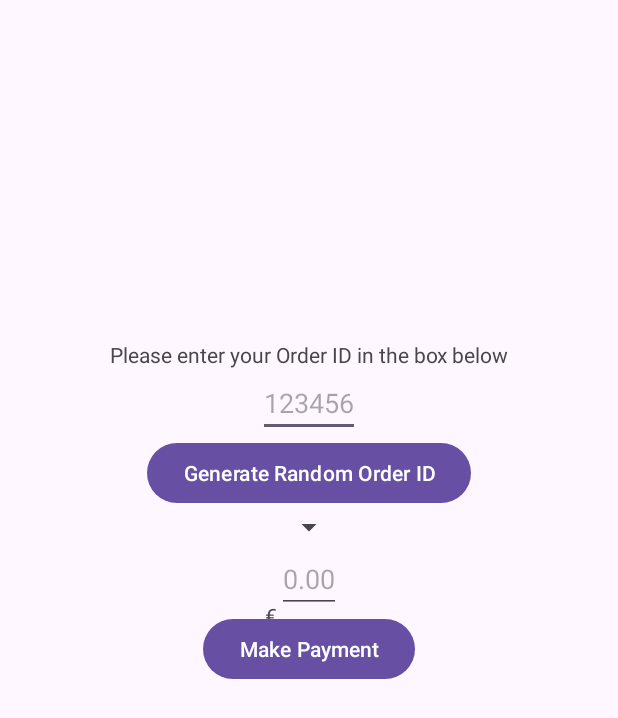
After one commit to DaveGood1995/CardServiceApp, an Android app: the fragment ReceiptFragment shown on its own in the app's theme, on a phone screen of 412 x 824 dp. The commit adds this screen. Shown: the top 718 px of the screen. Run offline under Robolectric (Android 15) with nearby library versions, the phone set to English and light mode, and no system bars.

Commit message:
fixed tlv issue, got receipts storing in db

```diff
--- /dev/null
+++ b/app/src/main/java/com/dgood/cardservicesapp/ReceiptFragment.kt
@@ -0,0 +1,47 @@
+package com.dgood.cardservicesapp
+
+import android.os.Bundle
+import androidx.fragment.app.Fragment
+import android.view.LayoutInflater
+import android.view.View
+import android.view.ViewGroup
+import android.widget.AdapterView
+import android.widget.ArrayAdapter
+import androidx.lifecycle.lifecycleScope
+import com.dgood.cardservicesapp.databinding.FragmentReceiptBinding
+import com.dgood.cardservicesapp.databinding.FragmentSecondBinding
+import com.dgood.paymenthandler.PaymentHandler
+import com.dgood.paymenthandler.ReceiptDatabaseHelper
+import com.dgood.paymenthandler.model.request.Device
+import com.dgood.paymenthandler.model.request.RequestCustomerAccount
+import com.dgood.paymenthandler.model.request.RequestOrder
+import com.dgood.paymenthandler.model.response.TransactionResponse
+import kotlinx.coroutines.Dispatchers
+import kotlinx.coroutines.launch
+import kotlinx.coroutines.withContext
+import kotlin.random.Random
+
+class ReceiptFragment : Fragment() {
+
+    private var _binding: FragmentReceiptBinding? = null
+    private val binding get() = _binding!!
+
+    private lateinit var paymentHandler: PaymentHandler
+    private lateinit var receiptDatabaseHelper: ReceiptDatabaseHelper
+
+    override fun onCreateView(
+        inflater: LayoutInflater, container: ViewGroup?,
+        savedInstanceState: Bundle?
+    ): View {
+        _binding = FragmentReceiptBinding.inflate(inflater, container, false)
+        return binding.root
+    }
+
+    override fun onViewCreated(view: View, savedInstanceState: Bundle?) {
+        super.onViewCreated(view, savedInstanceState)
+
+        paymentHandler = PaymentHandler(requireContext())
+        receiptDatabaseHelper = ReceiptDatabaseHelper(requireContext())
+
+        }
+    }
--- /dev/null
+++ b/app/src/main/res/layout/fragment_receipt.xml
@@ -0,0 +1,83 @@
+<?xml version="1.0" encoding="utf-8"?>
+<androidx.core.widget.NestedScrollView xmlns:android="http://schemas.android.com/apk/res/android"
+    xmlns:app="http://schemas.android.com/apk/res-auto"
+    xmlns:tools="http://schemas.android.com/tools"
+    android:layout_width="match_parent"
+    android:layout_height="match_parent"
+    tools:context=".SecondFragment">
+
+    <androidx.constraintlayout.widget.ConstraintLayout
+        android:layout_width="match_parent"
+        android:layout_height="match_parent"
+        android:padding="16dp">
+
+        <TextView
+            android:id="@+id/textview_second"
+            android:layout_width="wrap_content"
+            android:layout_height="wrap_content"
+            android:text="@string/please_enter_order_id"
+            app:layout_constraintBottom_toBottomOf="parent"
+            app:layout_constraintEnd_toEndOf="parent"
+            app:layout_constraintStart_toStartOf="parent"
+            app:layout_constraintTop_toTopOf="parent" />
+
+        <EditText
+            android:id="@+id/order_id_edit_text"
+            android:layout_width="wrap_content"
+            android:layout_height="wrap_content"
+            android:hint="@string/sample_id"
+            android:maxLength="6"
+            android:inputType="text"
+            app:layout_constraintTop_toBottomOf="@id/textview_second"
+            app:layout_constraintEnd_toEndOf="parent"
+            app:layout_constraintStart_toStartOf="parent"/>
+
+        <Button
+            android:id="@+id/generate_order_id_button"
+            android:layout_width="wrap_content"
+            android:layout_height="wrap_content"
+            android:text="@string/generate_id"
+            app:layout_constraintTop_toBottomOf="@id/order_id_edit_text"
+            app:layout_constraintEnd_toEndOf="parent"
+            app:layout_constraintStart_toStartOf="parent"/>
+        <Spinner
+            android:id="@+id/currency_spinner"
+            android:layout_width="wrap_content"
+            android:layout_height="wrap_content"
+            app:layout_constraintTop_toBottomOf="@id/generate_order_id_button"
+            app:layout_constraintEnd_toEndOf="parent"
+            app:layout_constraintStart_toStartOf="parent"
+            android:gravity="bottom"/>
+        <TextView
+            android:id="@+id/currency_symbol"
+            android:layout_width="wrap_content"
+            android:layout_height="wrap_content"
+            android:layout_marginTop="0dp"
+            android:text="€"
+            app:layout_constraintBottom_toBottomOf="parent"
+            app:layout_constraintEnd_toEndOf="parent"
+            app:layout_constraintEnd_toStartOf="@id/amount_edit_text"
+            app:layout_constraintTop_toBottomOf="@id/currency_spinner" />
+
+        <EditText
+            android:id="@+id/amount_edit_text"
+            android:layout_width="wrap_content"
+            android:layout_height="wrap_content"
+            android:hint="@string/sample_amount"
+            android:maxLength="6"
+            app:layout_constraintTop_toBottomOf="@id/currency_spinner"
+            app:layout_constraintEnd_toEndOf="parent"
+            app:layout_constraintStart_toStartOf="parent"/>
+
+        <Button
+            android:id="@+id/make_payment_button"
+            android:layout_width="wrap_content"
+            android:layout_height="wrap_content"
+            android:text="@string/make_payment"
+            app:layout_constraintTop_toBottomOf="@id/amount_edit_text"
+            app:layout_constraintEnd_toEndOf="parent"
+            app:layout_constraintStart_toStartOf="parent"/>
+
+
+    </androidx.constraintlayout.widget.ConstraintLayout>
+</androidx.core.widget.NestedScrollView>
```
Also changed, not shown: app/src/main/java/com/dgood/cardservicesapp/SecondFragment.kt (+15 -2 lines), paymenthandler/src/main/java/com/dgood/paymenthandler/PaymentHandler.kt (+14 -14 lines), paymenthandler/src/main/java/com/dgood/paymenthandler/ReceiptDatabaseHelper.kt (added, +78 -0 lines), paymenthandler/src/main/java/com/dgood/paymenthandler/ReceiptManager.kt (added, +24 -0 lines), paymenthandler/src/main/java/com/dgood/paymenthandler/model/response/TransactionResponse.kt (+48 -4 lines), 1 other file.
